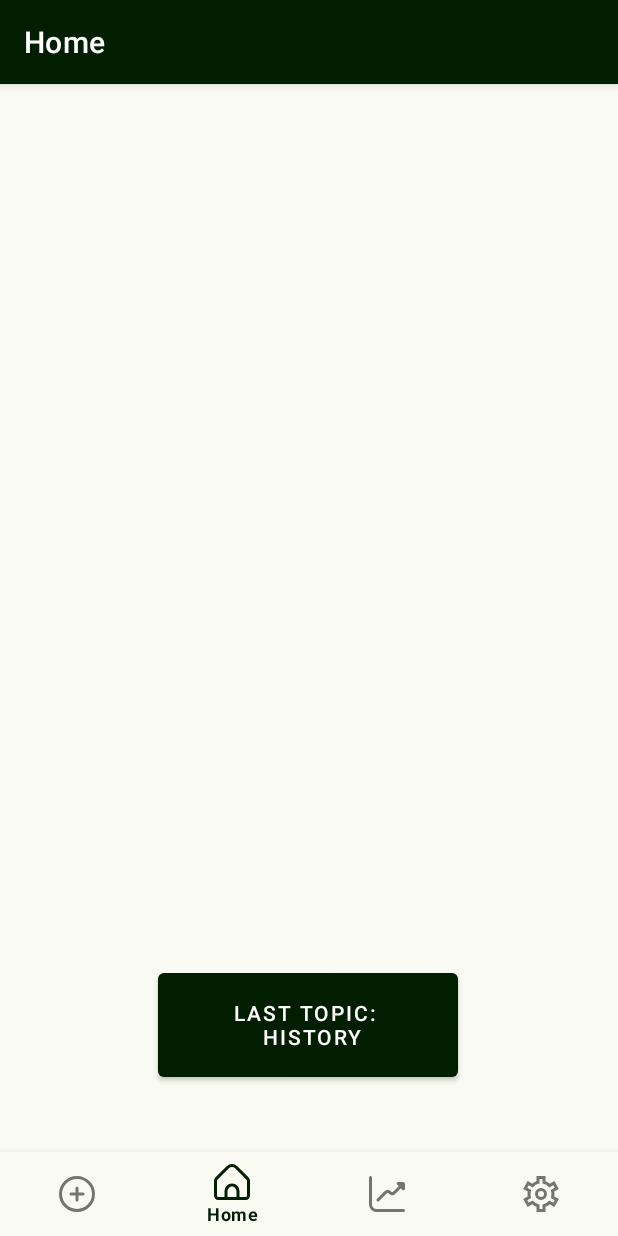
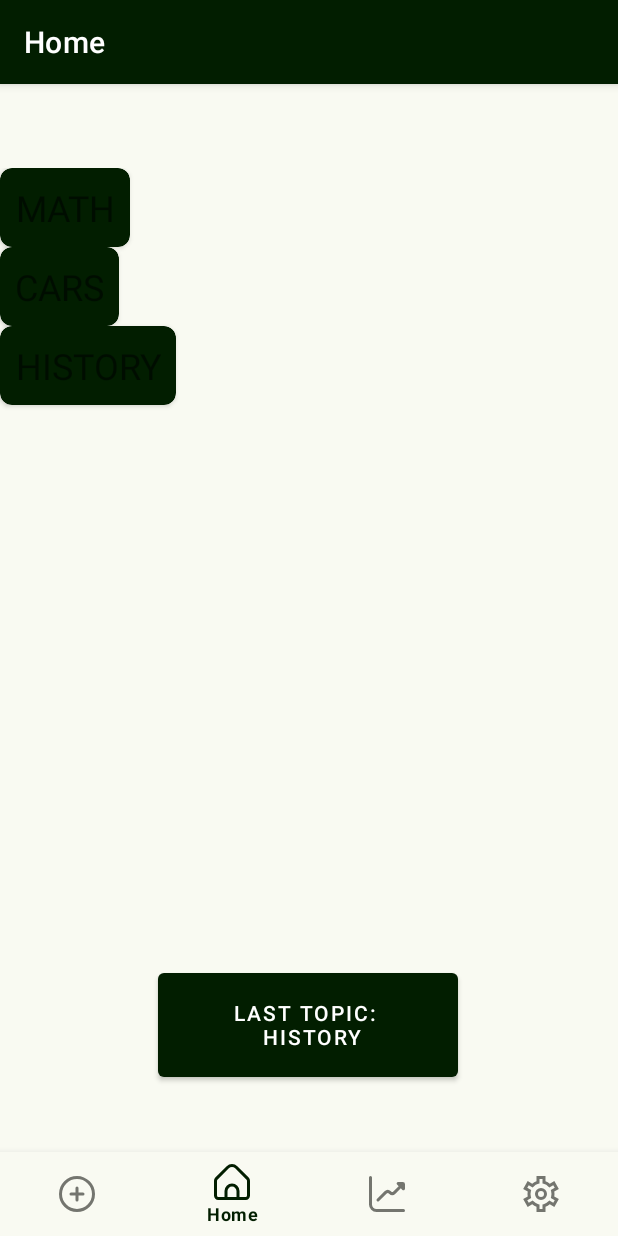
Before and after one commit to WieserJulian/StudySwipe, an Android app: the screen it shows after launch (MainActivity), on a phone screen of 412 x 824 dp. Run offline under Robolectric (Android 15) with nearby library versions, the light colour scheme and no system bars; our stand-ins replace navigation-ui.

Commit message:
Try of Topicslect

```diff
--- /dev/null
+++ b/app/src/main/java/com/example/studyswipe/app/TopicAdapter.kt
@@ -0,0 +1,26 @@
+package com.example.studyswipe.app
+import android.util.Log
+import android.view.ViewGroup
+import androidx.fragment.app.FragmentManager
+import androidx.recyclerview.widget.RecyclerView
+import com.example.studyswipe.ui.topic.TopicCardFragment
+
+class TopicAdapter(private val fragmentManager: FragmentManager, private val topics: MutableList<TopicCardFragment>) : RecyclerView.Adapter<TopicAdapter.TopicViewHolder>() {
+
+    inner class TopicViewHolder(val fragment: TopicCardFragment) : RecyclerView.ViewHolder(fragment.requireView())
+
+    override fun onCreateViewHolder(parent: ViewGroup, viewType: Int): TopicViewHolder {
+        val topicFragment = TopicCardFragment()
+        fragmentManager.beginTransaction().add(topicFragment, "topicCard${viewType}").commitNow()
+        return TopicViewHolder(topicFragment)
+    }
+
+    override fun onBindViewHolder(holder: TopicViewHolder, position: Int) {
+        // You can set up your fragment here
+        Log.d("TopicAdapter", "onBindViewHolder: $position")
+        holder.fragment.arguments = topics[position].arguments
+        holder.fragment.setUpCard()
+    }
+
+    override fun getItemCount() = topics.size
+}
--- a/app/src/main/java/com/example/studyswipe/ui/TopicSelectFragment.kt
+++ /dev/null
@@ -1,34 +0,0 @@
-package com.example.studyswipe.ui
-
-import android.adservices.topics.Topic
-import android.os.Bundle
-import androidx.fragment.app.Fragment
-import android.view.LayoutInflater
-import android.view.View
-import android.view.ViewGroup
-import com.example.studyswipe.R
-import com.example.studyswipe.databinding.FragmentHomeBinding
-import com.example.studyswipe.databinding.FragmentQuestionSelectBinding
-import com.example.studyswipe.databinding.FragmentTopicSelectBinding
-
-class TopicSelectFragment : Fragment() {
-
-    private var _binding: FragmentTopicSelectBinding? = null
-    private val binding get() = _binding!!
-
-
-    override fun onCreate(savedInstanceState: Bundle?) {
-        super.onCreate(savedInstanceState)
-
-    }
-
-    override fun onCreateView(
-        inflater: LayoutInflater, container: ViewGroup?,
-        savedInstanceState: Bundle?
-    ): View {
-        _binding = FragmentTopicSelectBinding.inflate(inflater, container, false)
-        val root: View = binding.root
-
-        return root
-    }
-}
--- a/app/src/main/java/com/example/studyswipe/ui/create/CreateTopicFragment.kt
+++ b/app/src/main/java/com/example/studyswipe/ui/create/CreateTopicFragment.kt
@@ -31,7 +31,6 @@ class CreateTopicFragment : Fragment() {
     private val binding get() = _binding!!
     private val questions = mutableListOf<EditQuestionFragment>()
     private lateinit var questionAdapter: QuestionAdapter
-    private var counter: Int = 0
 
     @RequiresApi(Build.VERSION_CODES.UPSIDE_DOWN_CAKE)
     override fun onCreateView(
@@ -54,7 +53,6 @@ class CreateTopicFragment : Fragment() {
             println("Add new question")
             // Add a new EditQuestionFragment to the list
             questions.add(EditQuestionFragment())
-            counter += 1
 
             // Notify the adapter that the data set has changed
             questionAdapter.notifyItemInserted(questions.size - 1)
--- a/app/src/main/java/com/example/studyswipe/ui/home/HomeFragment.kt
+++ b/app/src/main/java/com/example/studyswipe/ui/home/HomeFragment.kt
@@ -13,14 +13,19 @@ import com.example.studyswipe.app.PreviousAttempt
 import com.example.studyswipe.app.TopicLibrary
 import com.example.studyswipe.app.User
 import com.example.studyswipe.databinding.FragmentHomeBinding
+import com.example.studyswipe.ui.topic.TopicSelectFragment
 
-class HomeFragment : Fragment() {
+class HomeFragment : Fragment(), TopicSelectFragment.OnTopicSelectClickListener {
 
     private var _binding: FragmentHomeBinding? = null
 
     // This property is only valid between onCreateView and
     // onDestroyView.
     private val binding get() = _binding!!
+
+    override fun onTopicSelectClick(topicName: String) {
+        openQuestionsHandler(topicName)
+    }
 
     override fun onCreateView(
         inflater: LayoutInflater,
--- /dev/null
+++ b/app/src/main/java/com/example/studyswipe/ui/topic/TopicCardFragment.kt
@@ -0,0 +1,70 @@
+package com.example.studyswipe.ui.topic
+
+import android.content.Context
+import android.os.Bundle
+import android.util.Log
+import android.view.LayoutInflater
+import android.view.View
+import android.view.ViewGroup
+import androidx.fragment.app.Fragment
+import androidx.lifecycle.ViewModelProvider
+import androidx.recyclerview.widget.LinearLayoutManager
+import com.example.studyswipe.app.QuestionAdapter
+import com.example.studyswipe.databinding.FragmentCreateTopicBinding
+import com.example.studyswipe.databinding.FragmentEditQuestionBinding
+import com.example.studyswipe.databinding.FragmentTopicCardBinding
+import com.example.studyswipe.databinding.FragmentTopicSelectBinding
+import com.example.studyswipe.ui.create.EditQuestionViewModel
+
+class TopicCardFragment : Fragment() {
+
+    interface OnTopicCardClickListener {
+        fun onTopicCardClick(topicName: String)
+    }
+
+    private var onTopicCardClickListener: OnTopicCardClickListener? = null
+
+    private var _binding: FragmentTopicCardBinding? = null
+    private val binding get() = _binding!!
+
+
+    override fun onAttach(context: Context) {
+        super.onAttach(context)
+        onTopicCardClickListener = when {
+            parentFragment is OnTopicCardClickListener -> parentFragment as OnTopicCardClickListener
+            context is OnTopicCardClickListener -> context
+            else -> context as OnTopicCardClickListener
+        }
+    }
+
+    override fun onCreateView(
+        inflater: LayoutInflater, container: ViewGroup?,
+        savedInstanceState: Bundle?
+    ): View {
+
+        _binding = FragmentTopicCardBinding.inflate(inflater, container, false)
+        val root: View = binding.root
+        setUpCard()
+        return root
+    }
+
+    fun setUpCard() {
+        val topicName = arguments?.getString("topicName") ?: ""
+        Log.d("TopicCardFragment", "topicName: $topicName")
+        if (topicName == "") {
+            binding.root.visibility = View.GONE
+        } else {
+            binding.root.visibility = View.VISIBLE
+        }
+
+        binding.topicName.text = topicName
+        binding.topicCard.setOnClickListener {
+            onTopicCardClickListener?.onTopicCardClick(topicName)
+        }
+    }
+
+    override fun onDestroyView() {
+        super.onDestroyView()
+        _binding = null
+    }
+}
--- /dev/null
+++ b/app/src/main/java/com/example/studyswipe/ui/topic/TopicSelectFragment.kt
@@ -0,0 +1,69 @@
+package com.example.studyswipe.ui.topic
+
+import android.content.Context
+import android.os.Build
+import android.os.Bundle
+import android.util.Log
+import android.view.LayoutInflater
+import android.view.View
+import android.view.ViewGroup
+import androidx.annotation.RequiresApi
+import androidx.fragment.app.Fragment
+import androidx.recyclerview.widget.LinearLayoutManager
+import com.example.studyswipe.app.TopicAdapter
+import com.example.studyswipe.app.TopicLibrary
+import com.example.studyswipe.databinding.FragmentTopicSelectBinding
+
+class TopicSelectFragment : Fragment(), TopicCardFragment.OnTopicCardClickListener {
+
+    interface OnTopicSelectClickListener {
+        fun onTopicSelectClick(topicName: String)
+    }
+
+
+    private var onTopicSelectClickListener: OnTopicSelectClickListener? = null
+    private var _binding: FragmentTopicSelectBinding? = null
+    private val binding get() = _binding!!
+    private val topics = mutableListOf<TopicCardFragment>()
+    private lateinit var topicsAdapter: TopicAdapter
+
+    override fun onAttach(context: Context) {
+        super.onAttach(context)
+        onTopicSelectClickListener = when {
+            parentFragment is OnTopicSelectClickListener -> parentFragment as OnTopicSelectClickListener
+            context is OnTopicSelectClickListener -> context
+            else -> throw RuntimeException("$context must implement OnTopicCardClickListener")
+        }
+    }
+
+    @RequiresApi(Build.VERSION_CODES.UPSIDE_DOWN_CAKE)
+    override fun onCreateView(
+        inflater: LayoutInflater, container: ViewGroup?,
+        savedInstanceState: Bundle?
+    ): View {
+
+        _binding = FragmentTopicSelectBinding.inflate(inflater, container, false)
+        val root: View = binding.root
+
+        val recyclerView = binding.topicCardOutlet
+        recyclerView.layoutManager = LinearLayoutManager(context)
+        topicsAdapter = TopicAdapter(childFragmentManager, topics)
+        recyclerView.adapter = topicsAdapter
+
+        TopicLibrary.getTopicsNames().forEach { it ->
+            Log.d("TopicSelectFragment", "Adding topic: $it")
+            val topic = TopicCardFragment()
+            val bundle = Bundle()
+            bundle.putString("topicName", it)
+            topic.arguments = bundle
+            topics.add(topic)
+            topicsAdapter.notifyItemInserted(topics.size - 1)
+        }
+
+        return root
+    }
+
+    override fun onTopicCardClick(topicName: String) {
+        onTopicSelectClickListener?.onTopicSelectClick(topicName)
+    }
+}
--- a/app/src/main/res/layout/fragment_home.xml
+++ b/app/src/main/res/layout/fragment_home.xml
@@ -5,6 +5,18 @@
     android:layout_width="match_parent"
     android:layout_height="match_parent"
     tools:context=".ui.home.HomeFragment">
+
+    <androidx.fragment.app.FragmentContainerView
+        android:id="@+id/topicSelectFragmentContainer"
+        android:name="com.example.studyswipe.ui.topic.TopicSelectFragment"
+        android:layout_width="match_parent"
+        android:layout_height="0dp"
+        android:layout_marginBottom="10dp"
+        app:layout_constraintBottom_toTopOf="@+id/btnLastTopic"
+        app:layout_constraintEnd_toEndOf="parent"
+        app:layout_constraintStart_toStartOf="parent"
+        app:layout_constraintTop_toTopOf="parent" />
+
 
     <Button
         android:id="@+id/btnLastTopic"
--- a/app/src/main/res/layout/fragment_topic_cards.xml
+++ b/app/src/main/res/layout/fragment_topic_card.xml
@@ -2,10 +2,12 @@
 
 <androidx.cardview.widget.CardView xmlns:android="http://schemas.android.com/apk/res/android"
     xmlns:app="http://schemas.android.com/apk/res-auto"
+    android:id="@+id/topicCard"
     android:layout_width="wrap_content"
     android:layout_height="wrap_content"
-    app:cardCornerRadius="8dp"
-    app:cardBackgroundColor="?attr/colorPrimary">
+    android:layout_margin="10dp"
+    app:cardBackgroundColor="?attr/colorPrimary"
+    app:cardCornerRadius="8dp">
 
     <androidx.constraintlayout.widget.ConstraintLayout
         android:layout_width="match_parent"
--- a/app/src/main/res/layout/fragment_topic_select.xml
+++ b/app/src/main/res/layout/fragment_topic_select.xml
@@ -1,6 +1,7 @@
 <?xml version="1.0" encoding="utf-8"?>
 <ScrollView xmlns:android="http://schemas.android.com/apk/res/android"
     android:layout_width="match_parent"
+    android:fillViewport="true"
     android:layout_height="400dp">
 
     <LinearLayout
```
